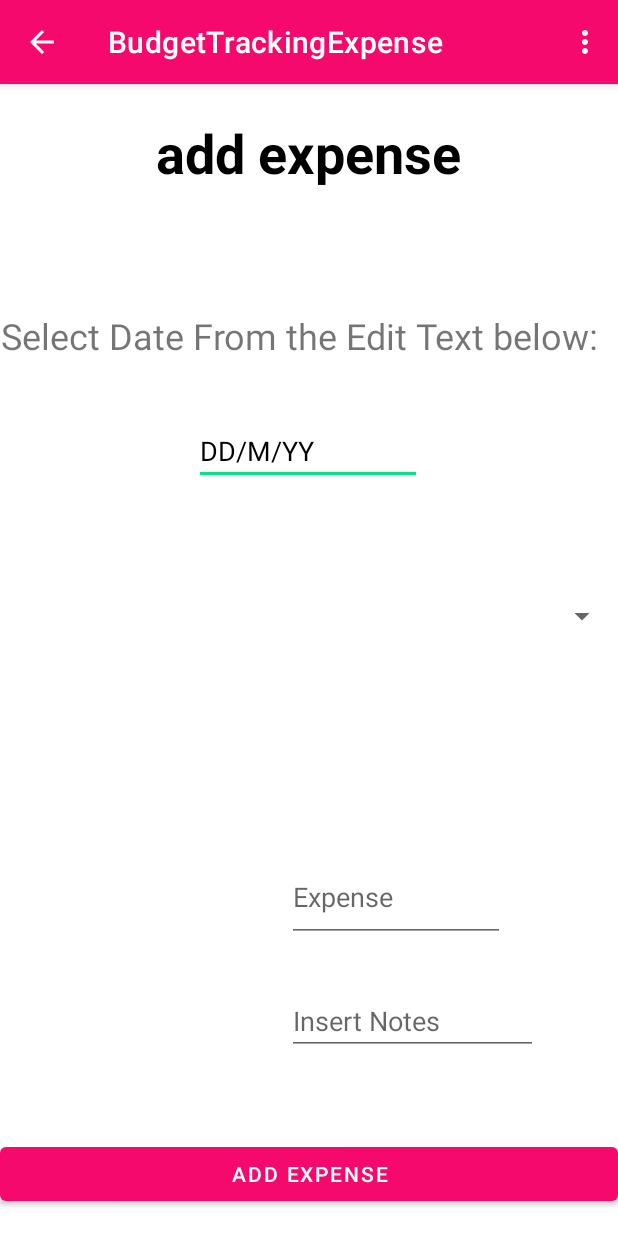
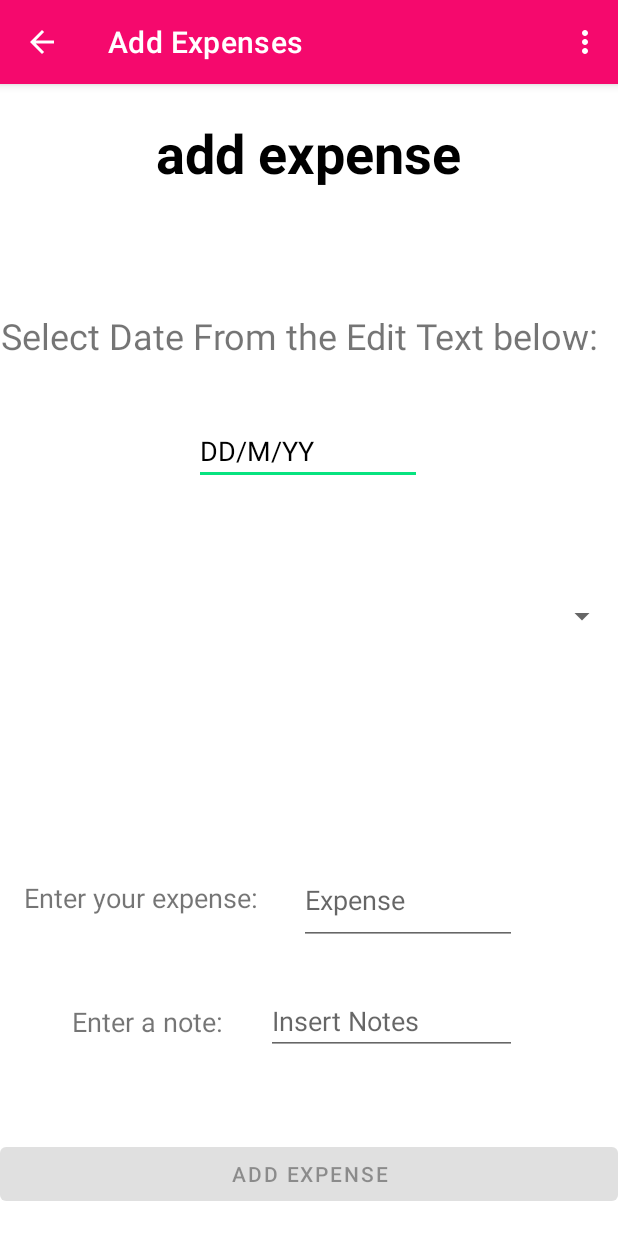
Before and after one commit to timoleonn/BudgetTrackingExpense, an Android app: the addExpenses screen opened directly, with no data from a screen before it, on a phone screen of 412 x 824 dp. Run offline under Robolectric (Android 15) with nearby library versions, the phone set to English and light mode, and no system bars.

Commit message:
Try fixing push

```diff
--- a/app/src/main/java/com/example/budgettrackingexpense/addExpenses.java
+++ b/app/src/main/java/com/example/budgettrackingexpense/addExpenses.java
@@ -10,6 +10,8 @@ import android.app.NotificationManager;
 import android.content.Intent;
 import android.os.Build;
 import android.os.Bundle;
+import android.text.Editable;
+import android.text.TextWatcher;
 import android.view.Menu;
 import android.view.MenuItem;
 import android.view.View;
@@ -19,6 +21,7 @@ import android.widget.Button;
 import android.widget.DatePicker;
 import android.widget.EditText;
 import android.widget.Spinner;
+import android.widget.TextView;
 import android.widget.Toast;
 
 import java.io.BufferedReader;
@@ -48,6 +51,7 @@ public class addExpenses extends AppCompatActivity {
         super.onCreate(savedInstanceState);
         setContentView(R.layout.activity_add_expenses);
         getSupportActionBar().setDisplayHomeAsUpEnabled(true);
+
         note = findViewById(R.id.etNote);
         amount = findViewById(R.id.etExpense);
         date = findViewById(R.id.date);
@@ -88,6 +92,7 @@ public class addExpenses extends AppCompatActivity {
         final int year=calendar.get(Calendar.YEAR);
         final int month=calendar.get(Calendar.MONTH);
         final int day=calendar.get(Calendar.DAY_OF_MONTH);
+        btnAddExpenses.setEnabled(false);
 
         date.setOnClickListener(new View.OnClickListener() {
             @Override
@@ -102,14 +107,66 @@ public class addExpenses extends AppCompatActivity {
                     }
                 },year,month,day);
                 datePickerDialog.show();
+
             }
         });
+
+        btnAddExpenses.setEnabled(false);
+
+        date.addTextChangedListener(new TextWatcher() {
+            @Override
+            public void beforeTextChanged(CharSequence s, int start, int count, int after) { }
+
+            @Override
+            public void onTextChanged(CharSequence s, int start, int before, int count) { }
+
+            @Override
+            public void afterTextChanged(Editable s) {
+                if (!date.getText().toString().isEmpty()) {
+                    btnAddExpenses.setEnabled(true);
+                }
+            }
+        });
+        btnAddExpenses.setEnabled(false);
+
+        amount.addTextChangedListener(new TextWatcher() {
+            @Override
+            public void beforeTextChanged(CharSequence s, int start, int count, int after) { }
+
+            @Override
+            public void onTextChanged(CharSequence s, int start, int before, int count) { }
+
+            @Override
+            public void afterTextChanged(Editable s) {
+                if (!amount.getText().toString().isEmpty()) {
+                    btnAddExpenses.setEnabled(true);
+                }
+            }
+        });
+        btnAddExpenses.setEnabled(false);
+
+        note.addTextChangedListener(new TextWatcher() {
+            @Override
+            public void beforeTextChanged(CharSequence s, int start, int count, int after) { }
+
+            @Override
+            public void onTextChanged(CharSequence s, int start, int before, int count) { }
+
+            @Override
+            public void afterTextChanged(Editable s) {
+                if (!note.getText().toString().isEmpty()) {
+                    btnAddExpenses.setEnabled(true);
+                }
+            }
+        });
+
         if (Build.VERSION.SDK_INT >= Build.VERSION_CODES.O )
         {
-            NotificationChannel channel = new NotificationChannel("My notification","Notification TItle",NotificationManager.IMPORTANCE_DEFAULT);
+            NotificationChannel channel = new NotificationChannel("My notification","This is not the latest android version. Please try updating your device and the launching the application again",NotificationManager.IMPORTANCE_DEFAULT);
             NotificationManager manager = getSystemService(NotificationManager.class);
             manager.createNotificationChannel(channel);
         }
+
         //  WRITE TO FILE
         btnAddExpenses.setOnClickListener(new View.OnClickListener() {
             @Override
@@ -158,4 +215,15 @@ public class addExpenses extends AppCompatActivity {
         getMenuInflater().inflate(R.menu.add_expense_menu, menu);
         return true;
     }
+    //  CHECK WHAT BUTTON IS PRESSED ON TOOLBAR TOP
+    public boolean onOptionsItemSelected(MenuItem item) {
+        int id = item.getItemId();
+
+        if (id == R.id.action_settings) {
+            Intent in = new Intent(this, Settings.class);
+            startActivity(in);
+        }
+
+        return super.onOptionsItemSelected(item);
+    }
 }
--- a/app/src/main/res/layout/activity_add_expenses.xml
+++ b/app/src/main/res/layout/activity_add_expenses.xml
@@ -5,6 +5,19 @@
     android:layout_width="match_parent"
     android:layout_height="match_parent"
     tools:context=".AddExpenses">
+
+    <TextView
+        android:id="@+id/textView25"
+        android:layout_width="wrap_content"
+        android:layout_height="wrap_content"
+        android:text="Enter a note:"
+        android:textSize="18sp"
+        app:layout_constraintBottom_toBottomOf="parent"
+        app:layout_constraintEnd_toStartOf="@+id/etNote"
+        app:layout_constraintHorizontal_bias="0.628"
+        app:layout_constraintStart_toStartOf="parent"
+        app:layout_constraintTop_toBottomOf="@+id/textView24"
+        app:layout_constraintVertical_bias="0.308" />
 
     <TextView
         android:id="@+id/textView"
@@ -46,10 +59,10 @@
         android:inputType="number"
         app:layout_constraintBottom_toBottomOf="parent"
         app:layout_constraintEnd_toEndOf="parent"
-        app:layout_constraintHorizontal_bias="0.718"
+        app:layout_constraintHorizontal_bias="0.748"
         app:layout_constraintStart_toStartOf="parent"
         app:layout_constraintTop_toTopOf="parent"
-        app:layout_constraintVertical_bias="0.723" />
+        app:layout_constraintVertical_bias="0.726" />
 
     <EditText
         android:id="@+id/etNote"
@@ -60,7 +73,7 @@
         android:inputType="textPersonName"
         app:layout_constraintBottom_toBottomOf="parent"
         app:layout_constraintEnd_toEndOf="parent"
-        app:layout_constraintHorizontal_bias="0.782"
+        app:layout_constraintHorizontal_bias="0.725"
         app:layout_constraintStart_toStartOf="parent"
         app:layout_constraintTop_toTopOf="parent"
         app:layout_constraintVertical_bias="0.833" />
@@ -101,4 +114,17 @@
         app:layout_constraintStart_toStartOf="parent"
         app:layout_constraintTop_toTopOf="parent"
         app:layout_constraintVertical_bias="0.461" />
+
+    <TextView
+        android:id="@+id/textView24"
+        android:layout_width="wrap_content"
+        android:layout_height="wrap_content"
+        android:text="Enter your expense:"
+        android:textSize="18sp"
+        app:layout_constraintBottom_toBottomOf="parent"
+        app:layout_constraintEnd_toStartOf="@+id/etExpense"
+        app:layout_constraintHorizontal_bias="0.363"
+        app:layout_constraintStart_toStartOf="parent"
+        app:layout_constraintTop_toBottomOf="@+id/spinner"
+        app:layout_constraintVertical_bias="0.434" />
 </androidx.constraintlayout.widget.ConstraintLayout>
```
Also changed, not shown: app/src/main/AndroidManifest.xml (+5 -3 lines), app/src/main/java/com/example/budgettrackingexpense/ui/login/LoginActivity.java (+9 -13 lines).
